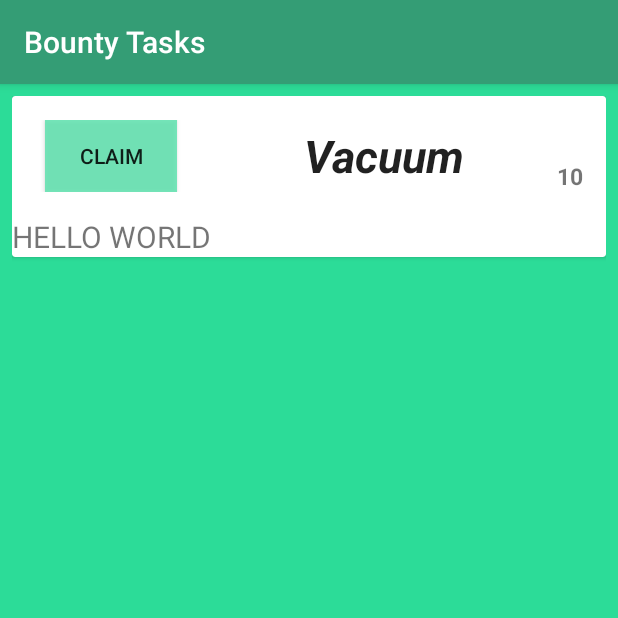
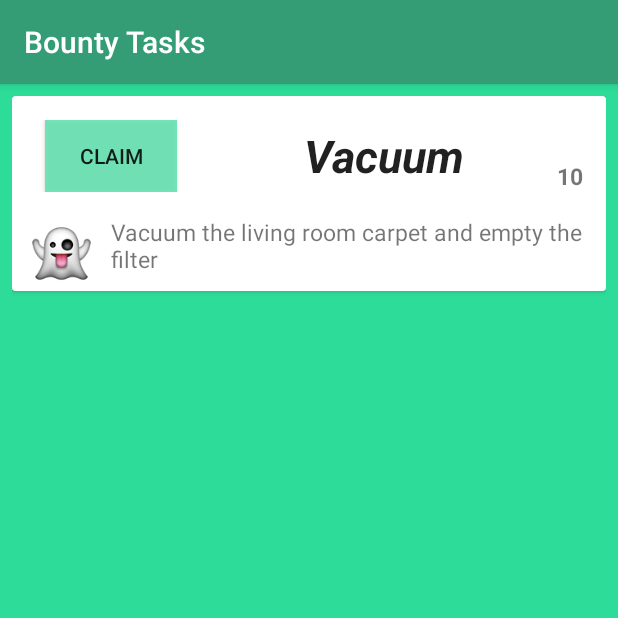
Before and after one commit to fuyutsukikaru/Apartmates, an Android app: the BountyActivity screen opened directly, with no data from a screen before it, after a tap on "CLAIM", on a phone screen of 412 x 824 dp, the top half of it. Run offline under Robolectric (Android 15) with nearby library versions, the phone set to English and light mode, and no system bars.

Commit message:
Added bounty item description

```diff
--- a/app/src/main/java/com/cs130/apartmates/activities/BTAdapter.java
+++ b/app/src/main/java/com/cs130/apartmates/activities/BTAdapter.java
@@ -46,6 +46,7 @@ public class BTAdapter extends RecyclerView.Adapter<BTAdapter.TaskViewHolder> {
         taskViewHolder.taskName.setText(bountyTaskList.get(position).taskName);
         Integer val = new Integer(bountyTaskList.get(position).taskValue);
         taskViewHolder.taskValue.setText(val.toString());
+        taskViewHolder.taskDescription.setText(bountyTaskList.get(position).description);
     }
 
     @Override
@@ -63,6 +64,7 @@ public class BTAdapter extends RecyclerView.Adapter<BTAdapter.TaskViewHolder> {
         CardView cv;
         TextView taskName;
         TextView taskValue;
+        TextView taskDescription;
 
 
         TaskViewHolder(View itemView) {
@@ -70,6 +72,7 @@ public class BTAdapter extends RecyclerView.Adapter<BTAdapter.TaskViewHolder> {
             cv = (CardView) itemView.findViewById(R.id.cv);
             taskName = (TextView) itemView.findViewById(R.id.task_name);
             taskValue = (TextView) itemView.findViewById(R.id.task_value);
+            taskDescription = (TextView) itemView.findViewById(R.id.task_description);
         }
     }
 }
--- a/app/src/main/java/com/cs130/apartmates/activities/BountyActivity.java
+++ b/app/src/main/java/com/cs130/apartmates/activities/BountyActivity.java
@@ -37,26 +37,18 @@ public class BountyActivity extends AppCompatActivity {
         mRecyclerView.setLayoutManager(mLayoutManager);
 
         List<BountyTask> list = new Vector<BountyTask>();
-        list.add(new BountyTask("Vacuum", 10));
-        list.add(new BountyTask("Clean the Bathroom", 15));
-        list.add(new BountyTask("Vacuum", 10));
-        list.add(new BountyTask("Clean the Bathroom", 15));
-        list.add(new BountyTask("Vacuum", 10));
-        list.add(new BountyTask("Clean the Bathroom", 15));
-        list.add(new BountyTask("Vacuum", 10));
-        list.add(new BountyTask("Clean the Bathroom", 15));
-        list.add(new BountyTask("Vacuum", 10));
-        list.add(new BountyTask("Clean the Bathroom", 15));
-        list.add(new BountyTask("Vacuum", 10));
-        list.add(new BountyTask("Clean the Bathroom", 15));
-        list.add(new BountyTask("Vacuum", 10));
-        list.add(new BountyTask("Clean the Bathroom", 15));
-        list.add(new BountyTask("Vacuum", 10));
-        list.add(new BountyTask("Clean the Bathroom", 15));
-        list.add(new BountyTask("Vacuum", 10));
-        list.add(new BountyTask("Clean the Bathroom", 15));
-        list.add(new BountyTask("Vacuum", 10));
-        list.add(new BountyTask("Clean the Bathroom", 15));
+        list.add(new BountyTask("Vacuum", 10, "Vacuum the living room carpet and empty the filter"));
+        list.add(new BountyTask("Clean the Bathroom", 15, "Scrub the shower, clean out hairs from drain, wipe down sink, scrub bathtub.  We will know if you didn't do a thurough job so don't mess it up you bum."));
+        list.add(new BountyTask("Vacuum", 10, "Vacuum the living room carpet and empty the filter"));
+        list.add(new BountyTask("Clean the Bathroom", 15, "Scrub the shower, clean out hairs from drain, wipe down sink"));
+        list.add(new BountyTask("Vacuum", 10, "Vacuum the living room carpet and empty the filter"));
+        list.add(new BountyTask("Clean the Bathroom", 15, "Scrub the shower, clean out hairs from drain, wipe down sink"));
+        list.add(new BountyTask("Vacuum", 10, "Vacuum the living room carpet and empty the filter"));
+        list.add(new BountyTask("Clean the Bathroom", 15, "Scrub the shower, clean out hairs from drain, wipe down sink"));
+        list.add(new BountyTask("Vacuum", 10, "Vacuum the living room carpet and empty the filter"));
+        list.add(new BountyTask("Clean the Bathroom", 15, "Scrub the shower, clean out hairs from drain, wipe down sink"));
+        list.add(new BountyTask("Vacuum", 10, "Vacuum the living room carpet and empty the filter"));
+        list.add(new BountyTask("Clean the Bathroom", 15, "Scrub the shower, clean out hairs from drain, wipe down sink"));
 
         mAdapter = new BTAdapter(list);
         mRecyclerView.setAdapter(mAdapter);
--- a/app/src/main/java/com/cs130/apartmates/activities/BountyTask.java
+++ b/app/src/main/java/com/cs130/apartmates/activities/BountyTask.java
@@ -6,10 +6,12 @@ package com.cs130.apartmates.activities;
 public class BountyTask {
     public int taskValue;
     public String taskName;
+    public String description;
 
-    public BountyTask(String n, int val) {
+    public BountyTask(String n, int val, String des) {
         this.taskName = n;
         this.taskValue = val;
+        this.description = des;
     }
 
 }
--- a/app/src/main/res/layout/a_bountycard_layout.xml
+++ b/app/src/main/res/layout/a_bountycard_layout.xml
@@ -79,11 +79,21 @@
                 android:orientation="horizontal"
                 android:visibility="gone">
 
+                <ImageView
+                    android:layout_width="fill_parent"
+                    android:layout_height="50dp"
+                    android:src="@drawable/ghost"
+                    android:longClickable="false"
+                    android:nestedScrollingEnabled="false"
+                    android:layout_weight="5"
+                    android:padding="5dp" />
+
                 <TextView
-                    android:layout_width="wrap_content"
+                    android:layout_width="fill_parent"
                     android:layout_height="wrap_content"
-                    android:text="HELLO WORLD"
-                    android:textSize="20sp"/>
+                    android:id="@+id/task_description"
+                    android:textSize="15sp"
+                    android:layout_weight="1" />
 
             </LinearLayout>
 
```
